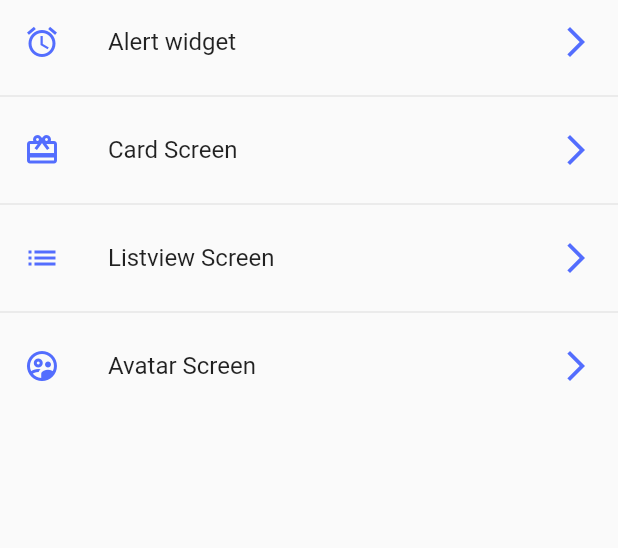
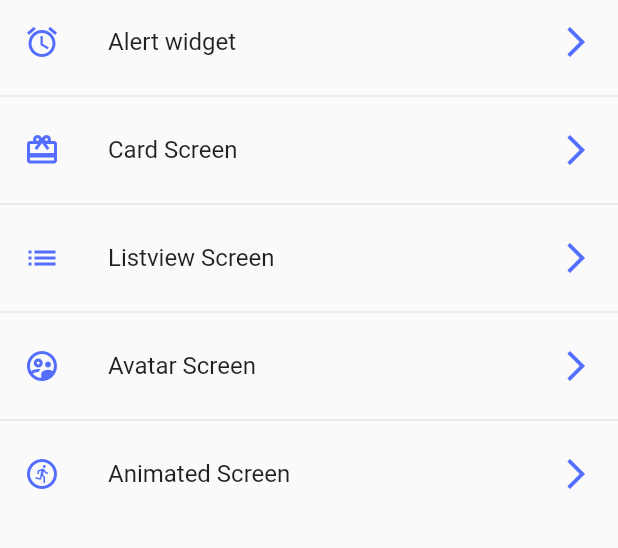
Before and after one commit to leodrumers/flutterWidgets, a Flutter app: the screen it shows after launch, on a phone screen of 412 x 824 dp, the part 84-632 px from its top. Run offline on Flutter 3.47's test engine with Material 2 defaults, Android fonts, the phone set to English and light mode, and no system bars.

```diff
--- a/lib/router/app_routes.dart
+++ b/lib/router/app_routes.dart
@@ -27,6 +27,11 @@ class AppRoutes {
         name: 'Avatar Screen',
         screen: const AvatarScreen(),
         icon: Icons.supervised_user_circle_outlined),
+    MenuOption(
+        route: 'animated',
+        name: 'Animated Screen',
+        screen: const AnimatedScreen(),
+        icon: Icons.run_circle_outlined),
   ];
 
   static Map<String, Widget Function(BuildContext)> getAppRoutes() {
--- a/lib/screens/index.dart
+++ b/lib/screens/index.dart
@@ -3,3 +3,4 @@ export 'package:components/screens/card_screen.dart';
 export 'package:components/screens/home_screen.dart';
 export 'package:components/screens/listview_screen.dart';
 export 'package:components/screens/avatar_screen.dart';
+export 'package:components/screens/animated_screen.dart';
```
Also changed, not shown: lib/screens/animated_screen.dart (added, +14 -0 lines).
